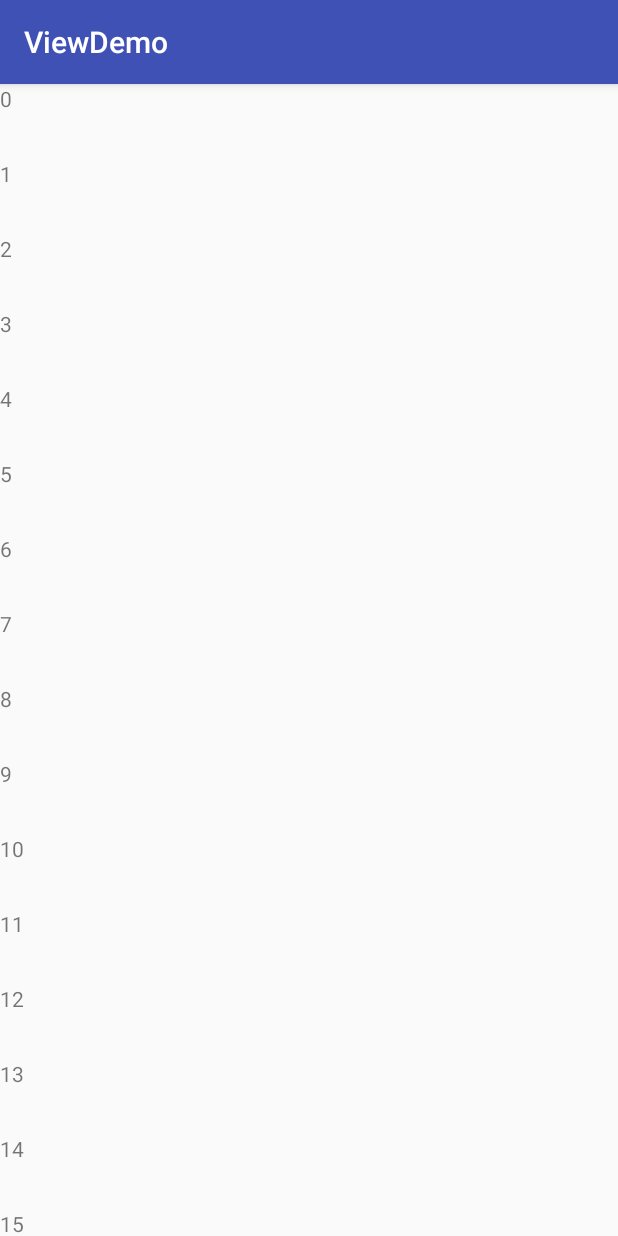
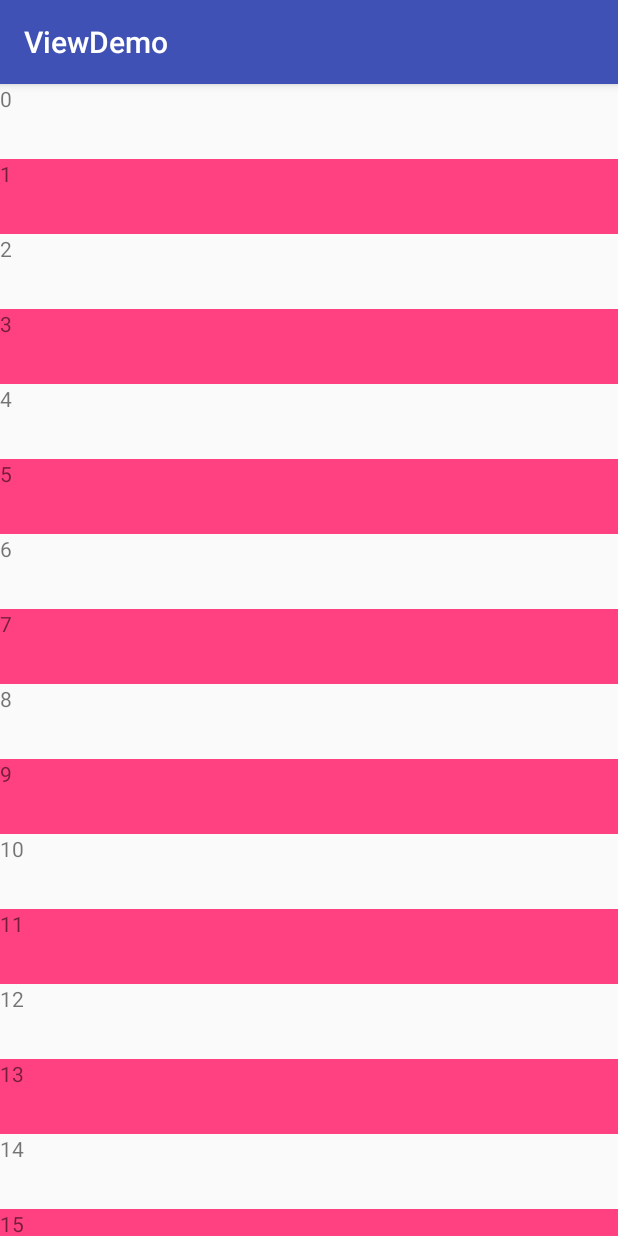
Before and after one commit to ysemylord/PracticeAll, an Android app: the screen it shows after launch (RecyclerViewDemoActivity), on a phone screen of 412 x 824 dp. Run offline under Robolectric (Android 15) with nearby library versions, the phone set to English and light mode, and no system bars.

Commit message:
RecyclerView多类型布局

```diff
--- /dev/null
+++ b/MyApplication/ViewDemo/app/src/main/java/com/test/viewdemo/RecyclerViewDemo/MyAdapterMultiType.java
@@ -0,0 +1,82 @@
+package com.test.viewdemo.RecyclerViewDemo;
+
+import android.support.v7.widget.RecyclerView;
+import android.view.LayoutInflater;
+import android.view.View;
+import android.view.ViewGroup;
+import android.widget.TextView;
+
+import com.test.viewdemo.R;
+
+import java.util.List;
+
+/**
+ * Created  on 2017/11/16.
+ *
+ * @author xyb
+ */
+
+public class MyAdapterMultiType extends RecyclerView.Adapter{
+    public static final int TYPE_ONE=1;
+    public static final int TYPE_TWO=2;
+    private List<String> mNames;
+    public MyAdapterMultiType(List<String> names) {
+        this.mNames=names;
+    }
+
+
+    @Override
+    public RecyclerView.ViewHolder onCreateViewHolder(ViewGroup parent, int viewType) {
+        if(viewType==1) {
+            View view = LayoutInflater.from(parent.getContext()).inflate(R.layout.recycler_view_item_type_one, parent, false);
+            OneViewHolder myViewHolder=new OneViewHolder(view);
+            return myViewHolder;
+        }else{
+            View view = LayoutInflater.from(parent.getContext()).inflate(R.layout.recycler_view_item_type_two, parent, false);
+            TwoViewHolder myViewHolder=new TwoViewHolder(view);
+            return myViewHolder;
+        }
+    }
+
+    @Override
+    public void onBindViewHolder(RecyclerView.ViewHolder holder, int position) {
+        if(holder instanceof OneViewHolder){
+            OneViewHolder oneViewHolder= (OneViewHolder) holder;
+            oneViewHolder.mTextView.setText(mNames.get(position));
+        }else if(holder instanceof  TwoViewHolder){
+            TwoViewHolder twoViewHolder= (TwoViewHolder) holder;
+            twoViewHolder.mTextView.setText(mNames.get(position));
+        }
+    }
+
+    @Override
+    public int getItemCount() {
+        return mNames.size();
+    }
+
+    @Override
+    public int getItemViewType(int position) {
+        if(position%2==0){
+            return TYPE_ONE;
+        }
+        return TYPE_TWO;
+    }
+
+
+
+    class OneViewHolder extends RecyclerView.ViewHolder{
+        TextView mTextView;
+        public OneViewHolder(View itemView) {
+            super(itemView);
+            mTextView= (TextView) itemView.findViewById(R.id.text_view);
+        }
+    }
+
+    class TwoViewHolder extends RecyclerView.ViewHolder{
+        TextView mTextView;
+        public TwoViewHolder(View itemView) {
+            super(itemView);
+            mTextView= (TextView) itemView.findViewById(R.id.text_view);
+        }
+    }
+}
--- a/MyApplication/ViewDemo/app/src/main/java/com/test/viewdemo/RecyclerViewDemo/RecyclerViewDemoActivity.java
+++ b/MyApplication/ViewDemo/app/src/main/java/com/test/viewdemo/RecyclerViewDemo/RecyclerViewDemoActivity.java
@@ -23,7 +23,7 @@ public class RecyclerViewDemoActivity extends AppCompatActivity {
         for (int i = 0; i <20; i++) {
             mNameList.add(i+"");
         }
-        MyAdapter myAdapter=new MyAdapter(mNameList);
+        MyAdapterMultiType myAdapter=new MyAdapterMultiType(mNameList);
         mRecyclerView.setAdapter(myAdapter);
     }
 }
--- /dev/null
+++ b/MyApplication/ViewDemo/app/src/main/res/layout/recycler_view_item_type_one.xml
@@ -0,0 +1,11 @@
+<?xml version="1.0" encoding="utf-8"?>
+<LinearLayout xmlns:android="http://schemas.android.com/apk/res/android"
+              android:layout_width="match_parent"
+              android:layout_height="50dp"
+              android:orientation="vertical">
+
+    <TextView
+        android:id="@+id/text_view"
+        android:layout_width="wrap_content"
+        android:layout_height="wrap_content"/>
+</LinearLayout>
--- /dev/null
+++ b/MyApplication/ViewDemo/app/src/main/res/layout/recycler_view_item_type_two.xml
@@ -0,0 +1,14 @@
+<?xml version="1.0" encoding="utf-8"?>
+<LinearLayout xmlns:android="http://schemas.android.com/apk/res/android"
+              android:layout_width="match_parent"
+              android:layout_height="50dp"
+              xmlns:tools="http://schemas.android.com/tools"
+              android:background="@color/colorAccent"
+              android:orientation="vertical">
+
+    <TextView
+        tools:text="11"
+        android:id="@+id/text_view"
+        android:layout_width="wrap_content"
+        android:layout_height="wrap_content"/>
+</LinearLayout>
```
